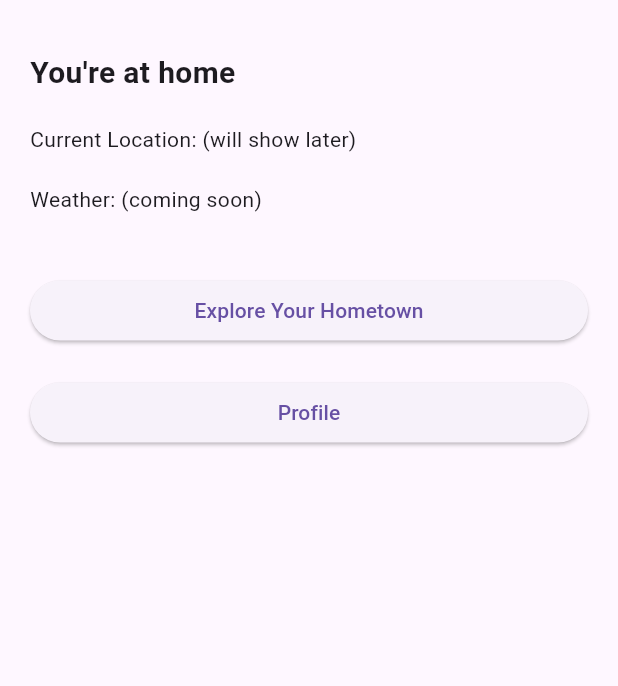
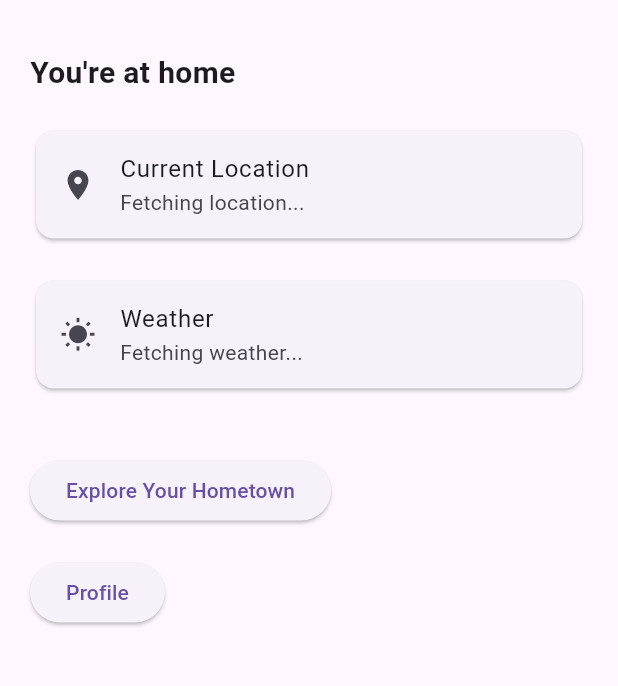
Before and after one commit to Strange-TQHC/Cultura_App, a Flutter app: the LocalHomeScreen screen opened directly, on a phone screen of 412 x 824 dp, the part 63-749 px from its top. Run offline on Flutter 3.47's test engine with Material 3 defaults, Android fonts, the phone set to English and light mode, and no system bars; our stand-ins replace geocoding, geolocator, shared_preferences; accounts and stored records are empty.

Commit message:
Upgraded LocalHomeScreen with real location and structured UI cards

```diff
--- a/lib/main.dart
+++ b/lib/main.dart
@@ -444,13 +444,42 @@ class _PostLoginScreenState extends State<PostLoginScreen> {
   }
 }
 
-
 ////////////////////////////////////////////////////////////
-/// LOCAL RESIDENT HOME
+/// LOCAL RESIDENT HOME (UPDATED)
 ////////////////////////////////////////////////////////////
 
-class LocalHomeScreen extends StatelessWidget {
+class LocalHomeScreen extends StatefulWidget {
   const LocalHomeScreen({super.key});
+
+  @override
+  State<LocalHomeScreen> createState() => _LocalHomeScreenState();
+}
+
+class _LocalHomeScreenState extends State<LocalHomeScreen> {
+  String locationText = "Fetching location...";
+  String weatherText = "Fetching weather...";
+
+  @override
+  void initState() {
+    super.initState();
+    getLocation();
+  }
+
+  Future<void> getLocation() async {
+    Position position = await Geolocator.getCurrentPosition(
+      desiredAccuracy: LocationAccuracy.high,
+    );
+
+    setState(() {
+      locationText =
+      "Lat: ${position.latitude}, Lng: ${position.longitude}";
+    });
+
+    // TEMP: fake weather (we replace next)
+    setState(() {
+      weatherText = "Hot (approx)";
+    });
+  }
 
   @override
   Widget build(BuildContext context) {
@@ -462,7 +491,7 @@ class LocalHomeScreen extends StatelessWidget {
       body: Padding(
         padding: const EdgeInsets.all(20.0),
         child: Column(
-          crossAxisAlignment: CrossAxisAlignment.stretch,
+          crossAxisAlignment: CrossAxisAlignment.start,
           children: [
             const Text(
               "You're at home",
@@ -471,9 +500,23 @@ class LocalHomeScreen extends StatelessWidget {
 
             const SizedBox(height: 20),
 
-            const Text("Current Location: (will show later)"),
+            Card(
+              child: ListTile(
+                leading: const Icon(Icons.location_on),
+                title: const Text("Current Location"),
+                subtitle: Text(locationText),
+              ),
+            ),
+
             const SizedBox(height: 20),
-            const Text("Weather: (coming soon)"),
+
+            Card(
+              child: ListTile(
+                leading: const Icon(Icons.wb_sunny),
+                title: const Text("Weather"),
+                subtitle: Text(weatherText),
+              ),
+            ),
 
             const SizedBox(height: 40),
 
@@ -536,6 +579,23 @@ class TravelerHomeScreen extends StatelessWidget {
             const SizedBox(height: 20),
 
             const Text("Language & Folklores"),
+
+            ElevatedButton(
+              onPressed: () async {
+                final prefs = await SharedPreferences.getInstance();
+                final token = prefs.getString('token');
+
+                final response = await http.get(
+                  Uri.parse('http://10.0.2.2:8000/api/protected/'),
+                  headers: {
+                    'Authorization': 'Token $token',
+                  },
+                );
+
+                print(response.body);
+              },
+              child: const Text('Test Protected API'),
+            ),
           ],
         ),
       ),
```
